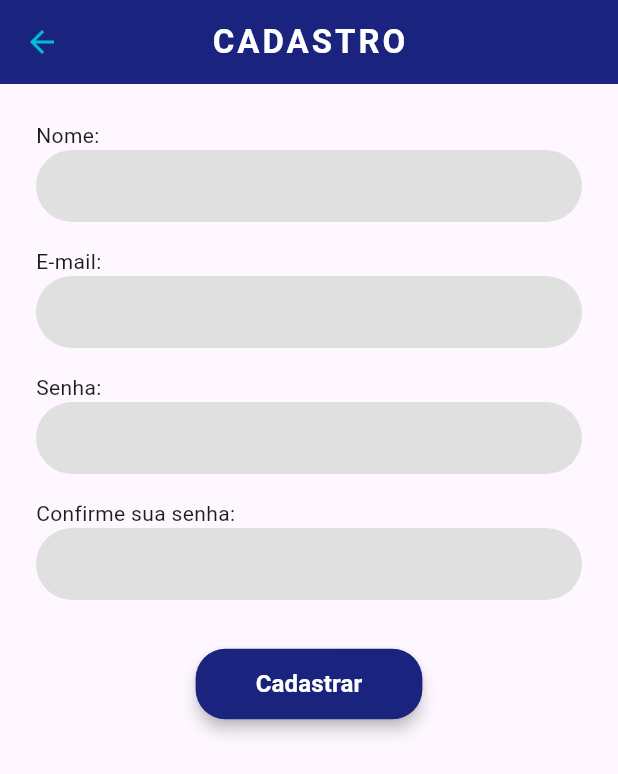
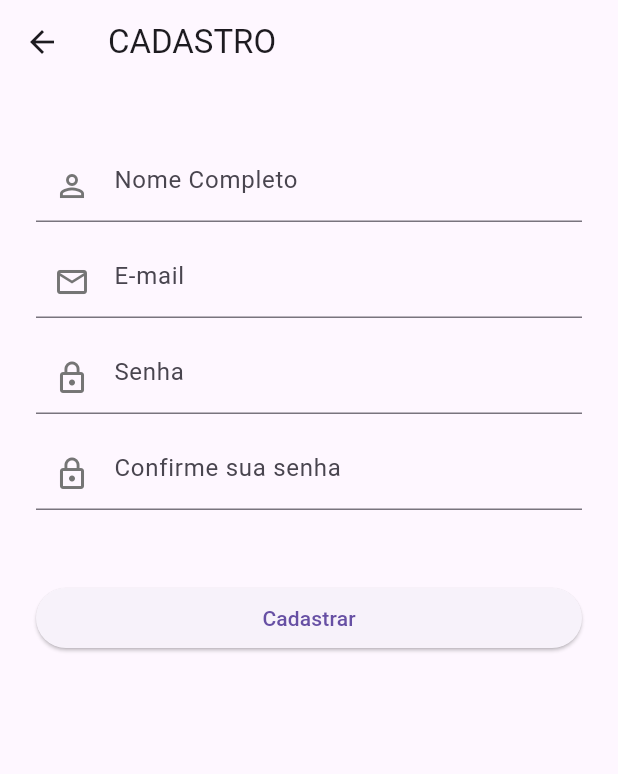
Before and after one commit to Enfdevgabriel/trabalho_Mobile, a Flutter app: the CadastroScreen screen opened by its route, on a phone screen of 412 x 824 dp. Shown: the top 774 px of the screen. Run offline on Flutter 3.47's test engine with Material 3 defaults, Android fonts, the phone set to English and light mode, and no system bars; our stand-ins replace device_preview, table_calendar.

Commit message:
app_cross

```diff
--- a/app_cross/lib/Telas/Cadastro.dart
+++ b/app_cross/lib/Telas/Cadastro.dart
@@ -1,6 +1,8 @@
 import 'package:flutter/material.dart';
 
 class CadastroScreen extends StatefulWidget {
+  const CadastroScreen({super.key});
+
   @override
   State<CadastroScreen> createState() => _CadastroScreenState();
 }
@@ -15,66 +17,53 @@ class _CadastroScreenState extends State<CadastroScreen> {
   Widget build(BuildContext context) {
     return Scaffold(
       appBar: AppBar(
-        backgroundColor: Colors.indigo[900],
-        title: const Text(
-          "CADASTRO",
-          style: TextStyle(
-            color: Colors.white,
-            fontWeight: FontWeight.bold,
-            letterSpacing: 2,
-          ),
-        ),
-        centerTitle: true,
-        leading: IconButton(
-          icon: const Icon(Icons.arrow_back, color: Colors.cyan),
-          onPressed: () {
-            Navigator.pop(context);
-          },
-        ),
+        title: const Text("CADASTRO"),
       ),
-      body: Padding(
+      body: SingleChildScrollView(
         padding: const EdgeInsets.all(24.0),
         child: Column(
-          crossAxisAlignment: CrossAxisAlignment.start,
+          crossAxisAlignment: CrossAxisAlignment.stretch,
           children: [
-            const Text("Nome:"),
-            _buildTextField(nomeController, false),
+            const SizedBox(height: 20),
+            _buildTextField(
+              controller: nomeController,
+              hintText: "Nome Completo",
+              icon: Icons.person_outline,
+            ),
             const SizedBox(height: 16),
-
-            const Text("E-mail:"),
-            _buildTextField(emailController, false),
+            _buildTextField(
+              controller: emailController,
+              hintText: "E-mail",
+              icon: Icons.email_outlined,
+              keyboardType: TextInputType.emailAddress,
+            ),
             const SizedBox(height: 16),
-
-            const Text("Senha:"),
-            _buildTextField(senhaController, true),
+            _buildTextField(
+              controller: senhaController,
+              hintText: "Senha",
+              icon: Icons.lock_outline,
+              isPassword: true,
+            ),
             const SizedBox(height: 16),
-
-            const Text("Confirme sua senha:"),
-            _buildTextField(confirmaSenhaController, true),
-            const SizedBox(height: 32),
-
-            Center(
-              child: ElevatedButton(
-                style: ElevatedButton.styleFrom(
-                  backgroundColor: Colors.indigo[900],
-                  foregroundColor: Colors.white,
-                  padding: const EdgeInsets.symmetric(
-                      horizontal: 40, vertical: 12),
-                  shape: RoundedRectangleBorder(
-                    borderRadius: BorderRadius.circular(20),
+            _buildTextField(
+              controller: confirmaSenhaController,
+              hintText: "Confirme sua senha",
+              icon: Icons.lock_outline,
+              isPassword: true,
+            ),
+            const SizedBox(height: 48),
+            ElevatedButton(
+              onPressed: () {
+                // Lógica de cadastro aqui
+                ScaffoldMessenger.of(context).showSnackBar(
+                  const SnackBar(
+                    content: Text("Usuário cadastrado com sucesso!"),
+                    backgroundColor: Colors.green,
                   ),
-                  elevation: 4,
-                ),
-                onPressed: () {
-                  ScaffoldMessenger.of(context).showSnackBar(
-                    const SnackBar(content: Text("Usuário cadastrado!")),
-                  );
-                },
-                child: const Text(
-                  "Cadastrar",
-                  style: TextStyle(fontSize: 16, fontWeight: FontWeight.bold),
-                ),
-              ),
+                );
+                Navigator.pop(context);
+              },
+              child: const Text("Cadastrar"),
             ),
           ],
         ),
@@ -82,21 +71,20 @@ class _CadastroScreenState extends State<CadastroScreen> {
     );
   }
 
-  Widget _buildTextField(TextEditingController controller, bool isPassword) {
+  Widget _buildTextField({
+    required TextEditingController controller,
+    required String hintText,
+    required IconData icon,
+    bool isPassword = false,
+    TextInputType keyboardType = TextInputType.text,
+  }) {
     return TextField(
       controller: controller,
       obscureText: isPassword,
+      keyboardType: keyboardType,
       decoration: InputDecoration(
-        filled: true,
-        fillColor: Colors.grey[300],
-        contentPadding: const EdgeInsets.symmetric(
-          horizontal: 16,
-          vertical: 12,
-        ),
-        border: OutlineInputBorder(
-          borderRadius: BorderRadius.circular(30),
-          borderSide: BorderSide.none,
-        ),
+        hintText: hintText,
+        prefixIcon: Icon(icon, color: Colors.grey[600]),
       ),
     );
   }
--- a/app_cross/lib/Telas/Treino.dart
+++ b/app_cross/lib/Telas/Treino.dart
@@ -45,7 +45,7 @@ WOD – For Time
                 children: [
                   IconButton(
                     icon: const Icon(Icons.arrow_back, color: Colors.white),
-                    onPressed: () => Navigator.pop(context),
+                    onPressed: () => Navigator.pushNamed(context, '/Horarios'),
                   ),
                   const Expanded(
                     child: Center(
--- /dev/null
+++ b/app_cross/lib/lib/Telas/Avisos.dart
@@ -0,0 +1 @@
+// TODO Implement this library.
--- /dev/null
+++ b/app_cross/lib/lib/Telas/Horarios.dart
@@ -0,0 +1 @@
+// TODO Implement this library.
--- /dev/null
+++ b/app_cross/lib/lib/Telas/Treino.dart
@@ -0,0 +1 @@
+// TODO Implement this library.
--- /dev/null
+++ b/app_cross/lib/lib/Telas/plano_screen.dart
@@ -0,0 +1 @@
+// TODO Implement this library.
--- /dev/null
+++ b/app_cross/lib/lib/Telas/senha.dart
@@ -0,0 +1 @@
+// TODO Implement this library.
```
Also changed, not shown: app_cross/lib/Telas/Login.Dart (+72 -54 lines), app_cross/lib/Telas/Menu.dart (+103 -50 lines), app_cross/lib/Telas/plano_screen.dart (added, +242 -0 lines), app_cross/lib/main.dart (+12 -3 lines), app_cross/pubspec.yaml (+8 -0 lines), app_cross/lib/Assets/Halter.png (added), app_cross/lib/Assets/Lion.jpg (added), app_cross/lib/Assets/avisos.png (added), app_cross/lib/Assets/calendario.png (added), app_cross/lib/Assets/check.png (added), app_cross/lib/Assets/mao.png (added), app_cross/pubspec.lock.
